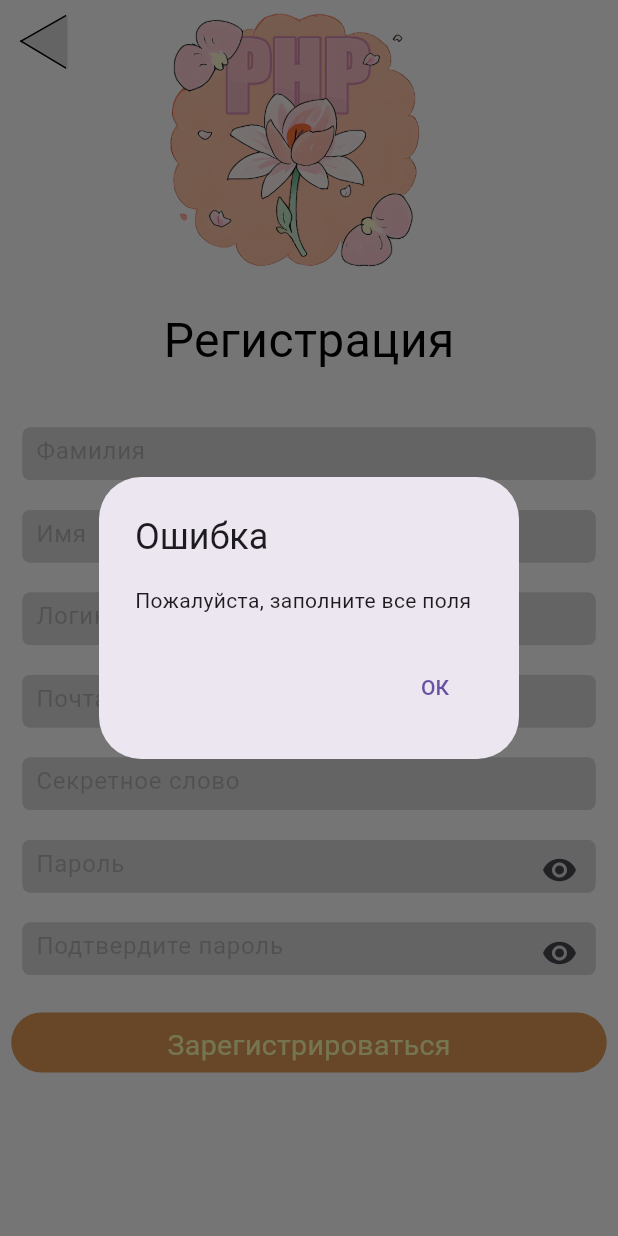
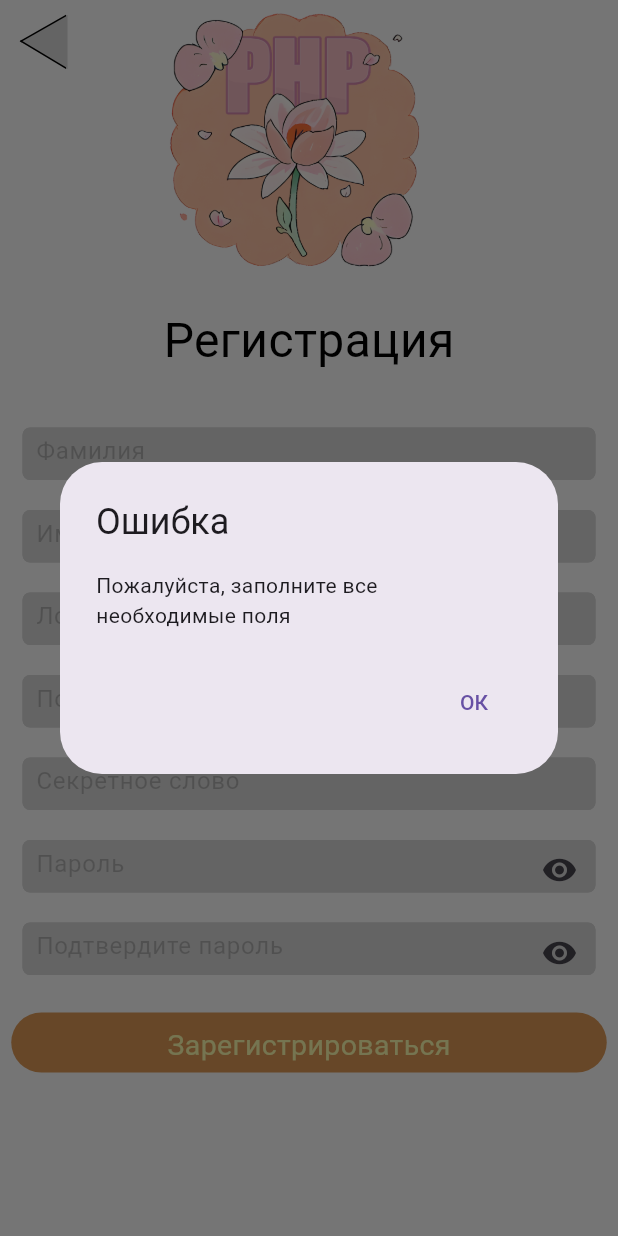
Before and after one commit to Rewqa1/ParentHelperPro-frontend, a Flutter app: the RegistrationPage screen opened directly, after a tap on "Зарегистрироваться", on a phone screen of 412 x 824 dp. Run offline on Flutter 3.47's test engine with Material 3 defaults, Android fonts, the light colour scheme and no system bars; our stand-ins replace device_info_plus, flutter_svg, image_picker, permission_handler, shared_preferences; missing offline and left inert: appmetrica_plugin; accounts and stored records are empty; project files that could hold a hidden picture were left out.

Commit message:
release v2.0

```diff
--- a/lib/Pages/Login/RegisterPage.dart
+++ b/lib/Pages/Login/RegisterPage.dart
@@ -30,7 +30,7 @@ class RegistrationPage extends StatelessWidget {
     final email = emailController.text.trim();
 
     if (lastName.isEmpty || firstName.isEmpty || username.isEmpty || password.isEmpty || confirmPassword.isEmpty || secretWord.isEmpty || email.isEmpty) {
-      _showErrorDialog(context, 'Пожалуйста, заполните все поля');
+      _showErrorDialog(context, 'Пожалуйста, заполните все необходимые поля');
       return;
     }
 
```
